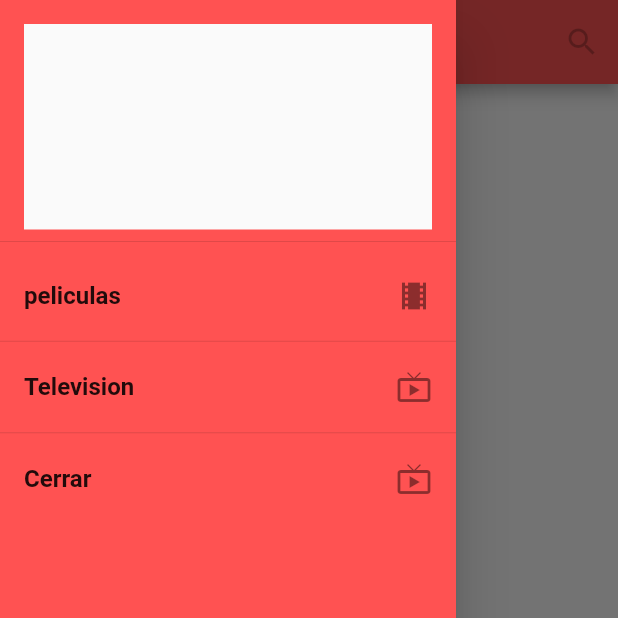
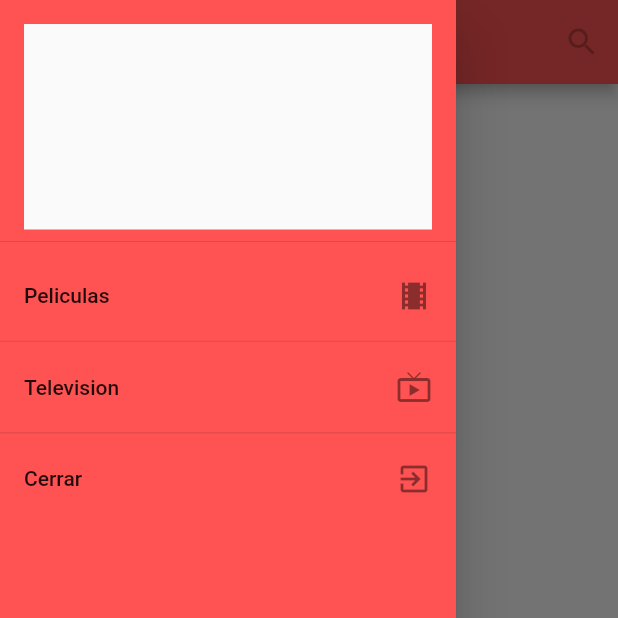
Before and after one commit to MarkitoRosas/DMI_Practica7_200749, a Flutter app: the screen it shows after launch, with the side drawer open, on a phone screen of 412 x 824 dp, the top half of it. Run offline on Flutter 3.47's test engine with Material 2 defaults, Android fonts, the phone set to English and light mode, and no system bars; Roboto replaces fonts that are missing (MiFuente, si).

Commit message:
Practica 7

```diff
--- a/lib/home.dart
+++ b/lib/home.dart
@@ -1,3 +1,7 @@
+// Creado por: Marco Antonio Rosas Gonzalez
+// Asignatura: Desarrollo Móvil Integral
+// Grado y Grupo: 10°A
+// Docente: Ramírez Hernández Marco Antonio
 import 'package:flutter/material.dart';
 
 class Home extends StatefulWidget {
@@ -9,7 +13,7 @@ class Home extends StatefulWidget {
 class _HomeState extends State<Home> {
   // Estilo de fuente personalizado
   final TextStyle customTextStyle = TextStyle(
-    fontFamily: 'MiFuente', // Nombre de la fuente definido en pubspec.yaml
+    fontFamily: 'si', // Nombre de la fuente definido en pubspec.yaml
     fontSize: 16.0, // Tamaño de fuente deseado
     fontWeight: FontWeight
         .bold, // Puedes ajustar el peso de la fuente según tus preferencias
@@ -21,7 +25,7 @@ class _HomeState extends State<Home> {
     return new Scaffold(
       appBar: new AppBar(
         // Barra de navegación superior (AppBar) con un título y un botón de búsqueda
-        title: new Text("MovieApp-200749"), // Título de la aplicación
+        title: new Text("MovieApp-200749"),titleTextStyle: TextStyle(fontFamily: 'si'), // Título de la aplicación
         backgroundColor: Colors.redAccent,
         actions: <Widget>[
           new IconButton(
@@ -45,9 +49,9 @@ class _HomeState extends State<Home> {
           // Elemento del menú "peliculas"
           new ListTile(
             title: new Text(
-              "peliculas",
-              style:
-                  customTextStyle, // Aplica el estilo de fuente personalizado
+              "Peliculas",
+              style:TextStyle(fontFamily: 'si'),
+                   // Aplica el estilo de fuente personalizado
             ),
             trailing: new Icon(Icons.local_movies), // Icono de películas
           ),
@@ -61,8 +65,8 @@ class _HomeState extends State<Home> {
           new ListTile(
             title: new Text(
               "Television",
-              style:
-                  customTextStyle, // Aplica el estilo de fuente personalizado
+              style:TextStyle(fontFamily: 'si'),
+                   // Aplica el estilo de fuente personalizado
             ),
             trailing: new Icon(Icons.live_tv), // Icono de televisión
           ),
@@ -76,10 +80,10 @@ class _HomeState extends State<Home> {
           new ListTile(
             title: new Text(
               "Cerrar",
-              style:
-                  customTextStyle, // Aplica el estilo de fuente personalizado
+              style:TextStyle(fontFamily: 'si'),
+                   // Aplica el estilo de fuente personalizado
             ),
-            trailing: new Icon(Icons.live_tv), // Icono de televisión
+            trailing: new Icon(Icons.exit_to_app), // Icono de televisión
             onTap: () => Navigator.of(context)
                 .pop(), // Cierra el menú al tocar este elemento
           ),
--- a/lib/main.dart
+++ b/lib/main.dart
@@ -1,3 +1,7 @@
+// Creado por: Marco Antonio Rosas Gonzalez
+// Asignatura: Desarrollo Móvil Integral
+// Grado y Grupo: 10°A
+// Docente: Ramírez Hernández Marco Antonio
 import 'package:flutter/material.dart';
 import 'package:practica7_200749/home.dart';
 
--- a/pubspec.yaml
+++ b/pubspec.yaml
@@ -75,6 +75,6 @@ flutter:
   # list giving the asset and other descriptors for the font. For
   # example:
 fonts:
-    - family: MiFuente
+    - family: si
       fonts:
-         - asset: assets/si.ttf
+         - assets: fonts/si.ttf
```
Also changed, not shown: assets/fonts/canveat.ttf (added), assets/fonts/si.ttf (added), 5 other files.
